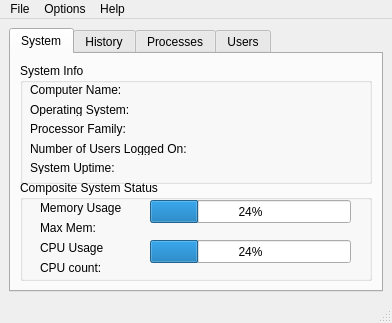
neutrons/SysMon, file ui_sysmon.ui: the form before one commit.
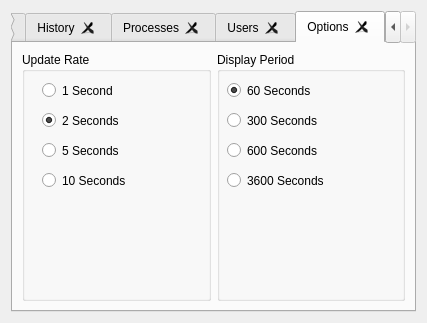
The form after the commit. The open tabs and pages were chosen to show the change.

Commit message:
GUI Restructured to Main Window and Tabs
Changes:
* GUI separated into Main Window and Tabs
* auto-detects if matplotlib is available, if not, deletes History and
Users tabs which need it
* application can now be called using flags (--help, --nompl, --custom)

```diff
--- a/ui_sysmon.ui
+++ b/ui_sysmon.ui
@@ -1,33 +1,20 @@
 <?xml version="1.0" encoding="UTF-8"?>
 <ui version="4.0">
- <class>MainWindow</class>
- <widget class="QMainWindow" name="MainWindow">
+ <class>Form</class>
+ <widget class="QWidget" name="Form">
   <property name="geometry">
    <rect>
     <x>0</x>
     <y>0</y>
-    <width>392</width>
+    <width>427</width>
     <height>323</height>
    </rect>
   </property>
-  <property name="sizePolicy">
-   <sizepolicy hsizetype="Preferred" vsizetype="Preferred">
-    <horstretch>0</horstretch>
-    <verstretch>0</verstretch>
-   </sizepolicy>
-  </property>
-  <property name="minimumSize">
-   <size>
-    <width>336</width>
-    <height>282</height>
-   </size>
-  </property>
   <property name="windowTitle">
    <string>System Monitor</string>
   </property>
-  <widget class="QWidget" name="centralwidget">
-   <layout class="QGridLayout" name="gridLayout">
-    <item row="0" column="0">
+  <layout class="QVBoxLayout" name="verticalLayout_4">
+   <item>
      <widget class="QTabWidget" name="tabWidget">
       <property name="sizePolicy">
        <sizepolicy hsizetype="MinimumExpanding" vsizetype="MinimumExpanding">
@@ -37,7 +24,7 @@
       </property>
       <property name="minimumSize">
        <size>
-        <width>0</width>
+       <width>300</width>
         <height>260</height>
        </size>
       </property>
@@ -45,7 +32,13 @@
        <enum>Qt::LeftToRight</enum>
       </property>
       <property name="currentIndex">
-       <number>3</number>
+      <number>0</number>
+     </property>
+     <property name="tabsClosable">
+      <bool>true</bool>
+     </property>
+     <property name="movable">
+      <bool>false</bool>
       </property>
       <widget class="QWidget" name="tab">
        <attribute name="title">
@@ -63,12 +56,12 @@
           <property name="title">
            <string>System Info</string>
           </property>
-          <widget class="QWidget" name="">
+         <widget class="QWidget" name="layoutWidget">
            <property name="geometry">
             <rect>
              <x>10</x>
              <y>20</y>
-             <width>342</width>
+            <width>502</width>
              <height>91</height>
             </rect>
            </property>
@@ -83,7 +76,7 @@
               </property>
               <property name="minimumSize">
                <size>
-                <width>340</width>
+               <width>500</width>
                 <height>0</height>
                </size>
               </property>
@@ -102,7 +95,7 @@
               </property>
               <property name="minimumSize">
                <size>
-                <width>340</width>
+               <width>500</width>
                 <height>0</height>
                </size>
               </property>
@@ -121,7 +114,7 @@
               </property>
               <property name="minimumSize">
                <size>
-                <width>340</width>
+               <width>500</width>
                 <height>0</height>
                </size>
               </property>
@@ -193,9 +186,9 @@
           <widget class="QProgressBar" name="progressBarStatusMemory">
            <property name="geometry">
             <rect>
-             <x>130</x>
+            <x>200</x>
              <y>20</y>
-             <width>201</width>
+            <width>171</width>
              <height>23</height>
             </rect>
            </property>
@@ -206,9 +199,9 @@
           <widget class="QProgressBar" name="progressBarStatusCPU">
            <property name="geometry">
             <rect>
-             <x>130</x>
+            <x>200</x>
              <y>60</y>
-             <width>201</width>
+            <width>171</width>
              <height>23</height>
             </rect>
            </property>
@@ -221,7 +214,7 @@
             <rect>
              <x>20</x>
              <y>20</y>
-             <width>101</width>
+            <width>171</width>
              <height>16</height>
             </rect>
            </property>
@@ -239,7 +232,7 @@
             <rect>
              <x>20</x>
              <y>60</y>
-             <width>111</width>
+            <width>141</width>
              <height>16</height>
             </rect>
            </property>
@@ -249,7 +242,7 @@
             </font>
            </property>
            <property name="text">
-            <string>CPU Usage</string>
+           <string>Composite CPU Usage</string>
            </property>
           </widget>
           <widget class="QLabel" name="labelMaxMem">
@@ -257,7 +250,7 @@
             <rect>
              <x>20</x>
              <y>40</y>
-             <width>91</width>
+            <width>171</width>
              <height>16</height>
             </rect>
            </property>
@@ -270,7 +263,7 @@
             <rect>
              <x>20</x>
              <y>80</y>
-             <width>91</width>
+            <width>141</width>
              <height>16</height>
             </rect>
            </property>
@@ -309,7 +302,7 @@
        <attribute name="title">
         <string>Processes</string>
        </attribute>
-       <layout class="QGridLayout" name="gridLayout_3">
+      <layout class="QGridLayout" name="gridLayout">
         <item row="0" column="0">
          <widget class="QFrame" name="frame">
           <property name="sizePolicy">
@@ -599,117 +592,152 @@
         </item>
        </layout>
       </widget>
-     </widget>
-    </item>
-   </layout>
-  </widget>
-  <widget class="QMenuBar" name="menubar">
-   <property name="geometry">
-    <rect>
-     <x>0</x>
-     <y>0</y>
-     <width>392</width>
-     <height>21</height>
-    </rect>
-   </property>
-   <widget class="QMenu" name="menuFile">
-    <property name="title">
-     <string>File</string>
-    </property>
-    <addaction name="actionExit"/>
-   </widget>
-   <widget class="QMenu" name="menuOptions">
-    <property name="title">
+     <widget class="QWidget" name="tab_5">
+      <attribute name="title">
      <string>Options</string>
-    </property>
-    <widget class="QMenu" name="menuUpdate_Rate">
-     <property name="title">
-      <string>Display Period</string>
-     </property>
-     <addaction name="action60Seconds"/>
-     <addaction name="action300Seconds"/>
-     <addaction name="action600Seconds"/>
-     <addaction name="action3600Seconds"/>
-    </widget>
-    <widget class="QMenu" name="menuUpdate_Rate_2">
+      </attribute>
+      <layout class="QHBoxLayout" name="horizontalLayout">
+       <item>
+        <widget class="QGroupBox" name="groupBox_4">
+         <property name="minimumSize">
+          <size>
+           <width>160</width>
+           <height>180</height>
+          </size>
+         </property>
      <property name="title">
       <string>Update Rate</string>
      </property>
-     <addaction name="action1_Second"/>
-     <addaction name="action2_Seconds"/>
-     <addaction name="action5_Seconds"/>
-     <addaction name="action10_Seconds"/>
-    </widget>
-    <addaction name="menuUpdate_Rate_2"/>
-    <addaction name="menuUpdate_Rate"/>
-    <addaction name="actionCheck_Matlab_Licenses"/>
-   </widget>
-   <widget class="QMenu" name="menuHelp">
-    <property name="title">
-     <string>Help</string>
-    </property>
-    <addaction name="actionAbout"/>
-   </widget>
-   <addaction name="menuFile"/>
-   <addaction name="menuOptions"/>
-   <addaction name="menuHelp"/>
-  </widget>
-  <widget class="QStatusBar" name="statusbar"/>
-  <action name="actionExit">
-   <property name="text">
-    <string>Exit</string>
-   </property>
-  </action>
-  <action name="action60Seconds">
-   <property name="text">
-    <string>60 Seconds</string>
-   </property>
-  </action>
-  <action name="action300Seconds">
-   <property name="text">
-    <string>300 Seconds</string>
-   </property>
-  </action>
-  <action name="action600Seconds">
-   <property name="text">
-    <string>600 Seconds</string>
-   </property>
-  </action>
-  <action name="action3600Seconds">
-   <property name="text">
-    <string>3600 Seconds</string>
-   </property>
-  </action>
-  <action name="actionAbout">
-   <property name="text">
-    <string>About</string>
-   </property>
-  </action>
-  <action name="actionCheck_Matlab_Licenses">
-   <property name="text">
-    <string>Check Matlab Licenses</string>
-   </property>
-  </action>
-  <action name="action1_Second">
+         <widget class="QRadioButton" name="radioButton1Sec">
+          <property name="geometry">
+           <rect>
+            <x>20</x>
+            <y>30</y>
+            <width>141</width>
+            <height>17</height>
+           </rect>
+          </property>
    <property name="text">
     <string>1 Second</string>
    </property>
-  </action>
-  <action name="action2_Seconds">
+         </widget>
+         <widget class="QRadioButton" name="radioButton2Secs">
+          <property name="geometry">
+           <rect>
+            <x>20</x>
+            <y>60</y>
+            <width>141</width>
+            <height>17</height>
+           </rect>
+          </property>
    <property name="text">
     <string>2 Seconds</string>
    </property>
-  </action>
-  <action name="action5_Seconds">
+          <property name="checked">
+           <bool>true</bool>
+          </property>
+         </widget>
+         <widget class="QRadioButton" name="radioButton5Secs">
+          <property name="geometry">
+           <rect>
+            <x>20</x>
+            <y>90</y>
+            <width>141</width>
+            <height>17</height>
+           </rect>
+          </property>
    <property name="text">
     <string>5 Seconds</string>
    </property>
-  </action>
-  <action name="action10_Seconds">
+         </widget>
+         <widget class="QRadioButton" name="radioButton10Secs">
+          <property name="geometry">
+           <rect>
+            <x>20</x>
+            <y>120</y>
+            <width>141</width>
+            <height>17</height>
+           </rect>
+          </property>
    <property name="text">
     <string>10 Seconds</string>
    </property>
-  </action>
+         </widget>
+        </widget>
+       </item>
+       <item>
+        <widget class="QGroupBox" name="groupBox_6">
+         <property name="minimumSize">
+          <size>
+           <width>160</width>
+           <height>180</height>
+          </size>
+         </property>
+         <property name="title">
+          <string>Display Period</string>
+         </property>
+         <widget class="QRadioButton" name="radioButton60Secs">
+          <property name="geometry">
+           <rect>
+            <x>10</x>
+            <y>30</y>
+            <width>161</width>
+            <height>17</height>
+           </rect>
+          </property>
+          <property name="text">
+           <string>60 Seconds</string>
+          </property>
+          <property name="checked">
+           <bool>true</bool>
+          </property>
+         </widget>
+         <widget class="QRadioButton" name="radioButton300Secs">
+          <property name="geometry">
+           <rect>
+            <x>10</x>
+            <y>60</y>
+            <width>161</width>
+            <height>17</height>
+           </rect>
+          </property>
+          <property name="text">
+           <string>300 Seconds</string>
+          </property>
+         </widget>
+         <widget class="QRadioButton" name="radioButton600Secs">
+          <property name="geometry">
+           <rect>
+            <x>10</x>
+            <y>90</y>
+            <width>161</width>
+            <height>17</height>
+           </rect>
+          </property>
+          <property name="text">
+           <string>600 Seconds</string>
+          </property>
+         </widget>
+         <widget class="QRadioButton" name="radioButton3600Secs">
+          <property name="geometry">
+           <rect>
+            <x>10</x>
+            <y>120</y>
+            <width>161</width>
+            <height>17</height>
+           </rect>
+          </property>
+          <property name="text">
+           <string>3600 Seconds</string>
+          </property>
+         </widget>
+        </widget>
+       </item>
+      </layout>
+     </widget>
+    </widget>
+   </item>
+  </layout>
  </widget>
  <resources/>
  <connections/>
```
Left out of the diff: 34 changed lines with no effect on the pictures. Lines whose indentation alone changed are shown as unchanged. The commit also changes 8 other files.
